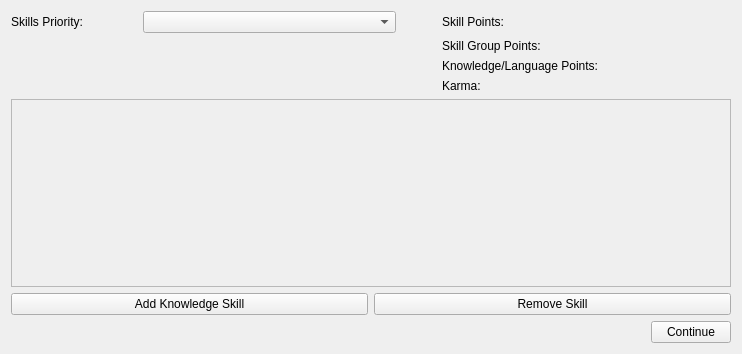
The window that SR5-Shaman/ui/character/tabs/chareditskilltab.ui (TheSHEEEP/SR5-Shaman) describes before a commit, drawn with Qt 5.
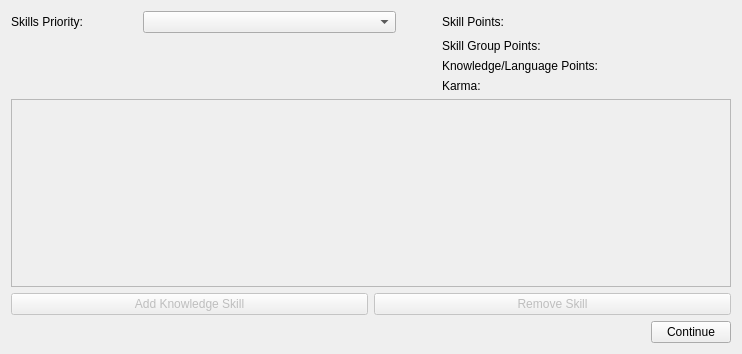
The same window after the commit.

Diff of the .ui file:
```diff
--- a/SR5-Shaman/ui/character/tabs/chareditskilltab.ui
+++ b/SR5-Shaman/ui/character/tabs/chareditskilltab.ui
@@ -176,6 +176,9 @@
     <layout class="QHBoxLayout" name="horizontalLayout">
      <item>
       <widget class="QPushButton" name="btnAddKnowledgeSkill">
+       <property name="enabled">
+        <bool>false</bool>
+       </property>
        <property name="text">
         <string>Add Knowledge Skill</string>
        </property>
@@ -183,6 +186,9 @@
      </item>
      <item>
       <widget class="QPushButton" name="btnRemoveSkill">
+       <property name="enabled">
+        <bool>false</bool>
+       </property>
        <property name="text">
         <string>Remove Skill</string>
        </property>
```
